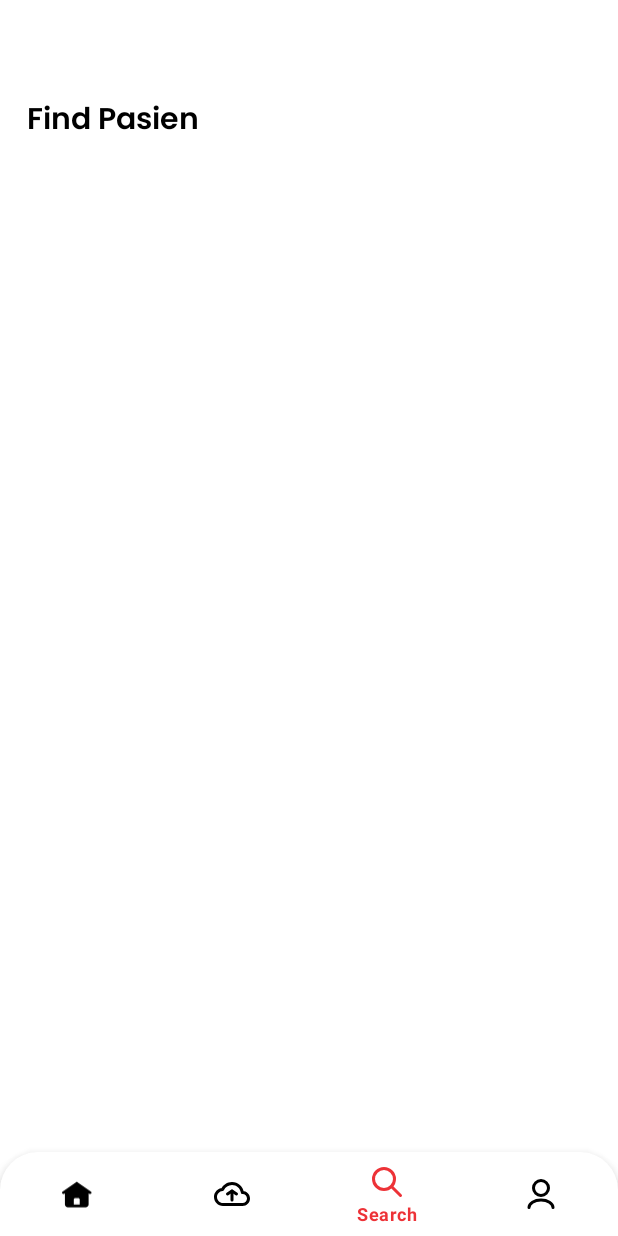
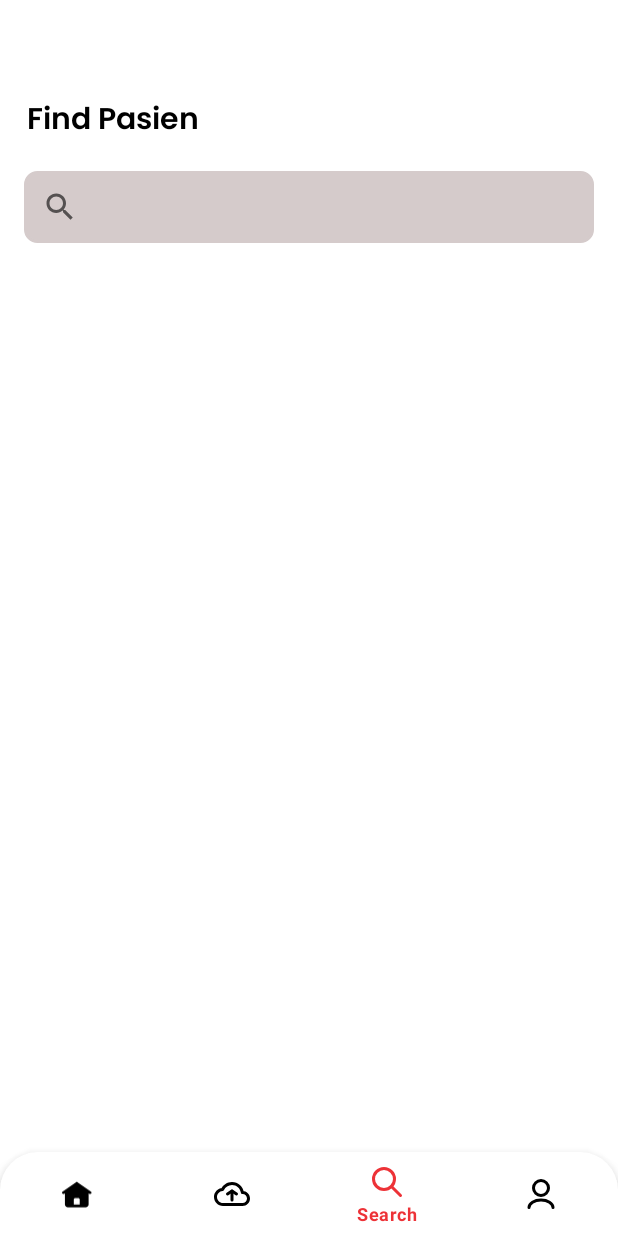
Before and after one commit to febriansya/SaveLifeApp, an Android app: the SearchFragment screen opened through its navigation route, on a phone screen of 412 x 824 dp. Run offline under Robolectric (Android 15) with nearby library versions, the phone set to English and light mode, and no system bars; our stand-ins replace navigation-ui.

Commit message:
menu search

```diff
--- /dev/null
+++ b/app/src/main/res/drawable/btn_search.xml
@@ -0,0 +1,8 @@
+<?xml version="1.0" encoding="utf-8"?>
+<shape xmlns:android="http://schemas.android.com/apk/res/android">
+    <corners android:radius="8dp" />
+    <solid android:color="@color/red_medium" />
+    <stroke
+        android:width="2dp"
+        android:color="@color/red_medium" />
+</shape>
--- a/app/src/main/res/layout/activity_home.xml
+++ b/app/src/main/res/layout/activity_home.xml
@@ -9,13 +9,12 @@
         android:id="@+id/nav_view"
         android:layout_width="0dp"
         android:layout_height="wrap_content"
-        android:layout_marginStart="0dp"
-        android:layout_marginEnd="0dp"
         android:background="@drawable/custom_navigation_bar"
+        app:itemIconTint="@color/botom_color"
         app:layout_constraintBottom_toBottomOf="parent"
         app:layout_constraintLeft_toLeftOf="parent"
-        app:itemIconTint="@color/botom_color"
         app:layout_constraintRight_toRightOf="parent"
+        app:layout_constraintTop_toBottomOf="@+id/nav_host_fragment_activity_home"
         app:menu="@menu/bottom_nav_menu" />
 
     <androidx.fragment.app.FragmentContainerView
--- a/app/src/main/res/layout/activity_login.xml
+++ b/app/src/main/res/layout/activity_login.xml
@@ -97,6 +97,7 @@
                 android:id="@+id/hide_password"
                 android:layout_width="wrap_content"
                 android:layout_height="wrap_content"
+                android:layout_alignParentTop="true"
                 android:layout_alignParentEnd="true"
                 android:layout_marginTop="12dp"
                 android:layout_marginEnd="16dp"
--- a/app/src/main/res/layout/fragment_search.xml
+++ b/app/src/main/res/layout/fragment_search.xml
@@ -19,4 +19,16 @@
         app:layout_constraintEnd_toEndOf="parent"
         app:layout_constraintStart_toStartOf="parent"
         app:layout_constraintTop_toTopOf="parent" />
+
+    <SearchView
+        android:layout_width="match_parent"
+        android:layout_height="wrap_content"
+        android:layout_marginStart="16dp"
+        android:layout_marginTop="16dp"
+        android:layout_marginEnd="16dp"
+        android:background="@drawable/btn_search"
+        android:backgroundTint="#D5CBCB"
+        app:layout_constraintEnd_toEndOf="parent"
+        app:layout_constraintStart_toStartOf="parent"
+        app:layout_constraintTop_toBottomOf="@+id/textView13" />
 </androidx.constraintlayout.widget.ConstraintLayout>
--- a/build.gradle
+++ b/build.gradle
@@ -1,7 +1,7 @@
 // Top-level build file where you can add configuration options common to all sub-projects/modules.
 plugins {
-    id 'com.android.application' version '7.1.2' apply false
-    id 'com.android.library' version '7.1.2' apply false
+    id 'com.android.application' version '7.2.1' apply false
+    id 'com.android.library' version '7.2.1' apply false
     id 'org.jetbrains.kotlin.android' version '1.6.10' apply false
 }
 
```
Also changed, not shown: gradle/wrapper/gradle-wrapper.properties.
